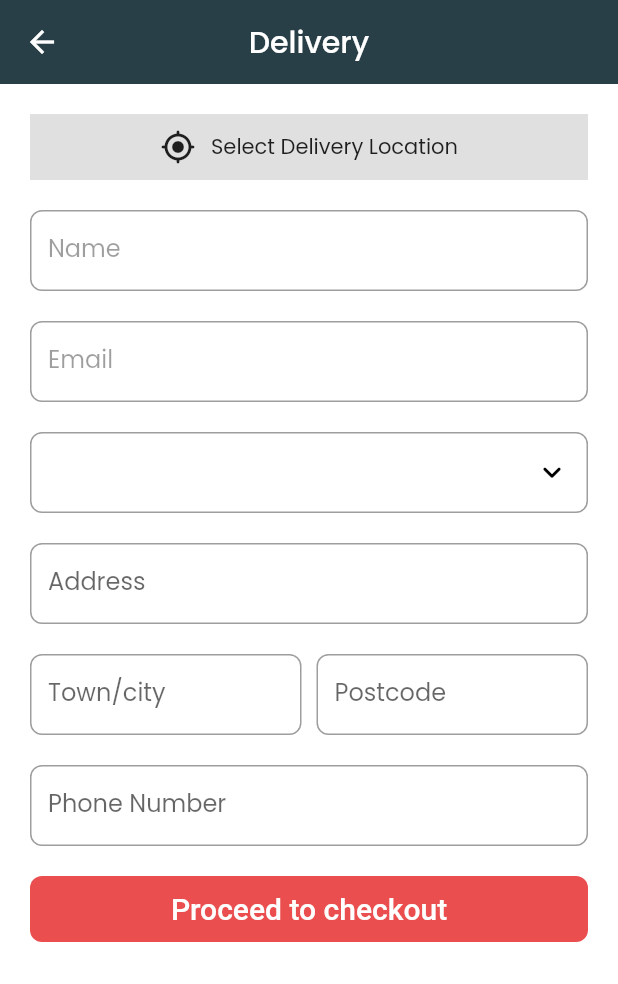
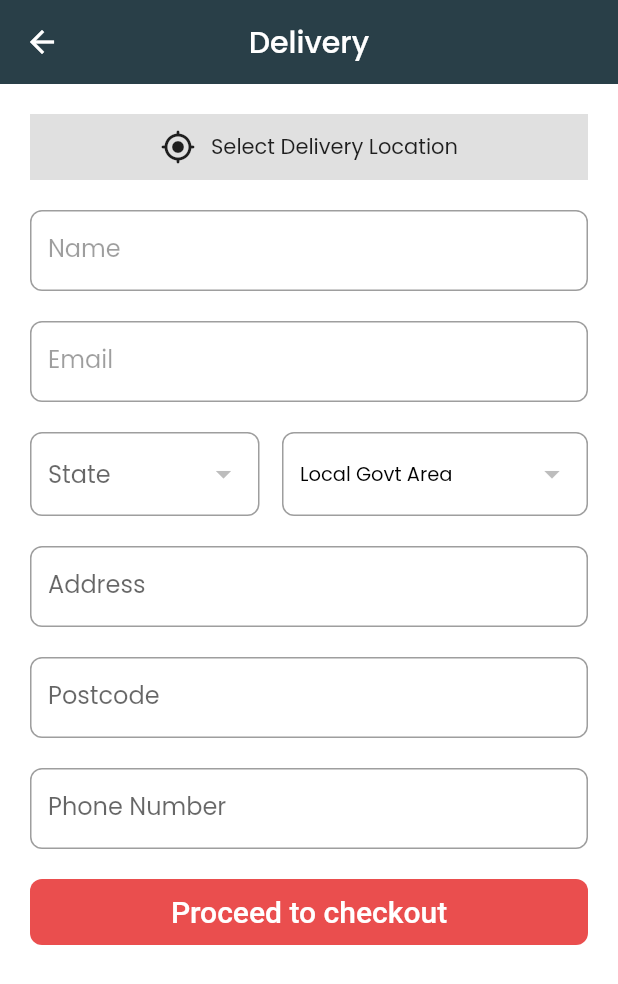
Before and after one commit to Nizetech/nizecart, a Flutter app: the DeliveryScreen screen opened directly with empty values, on a phone screen of 412 x 824 dp. Shown: the top 984 px of the screen. Run offline on Flutter 3.47's test engine with Material 2 defaults, Android fonts, the phone set to English and light mode, and no system bars; our stand-ins replace cached_network_image, cloud_firestore, country_picker, firebase_auth, firebase_core, firebase_storage and 17 more; missing offline and left inert: flutter_carousel_slider, flutter_facebook_auth, flutterwave_standard, nigerian_states_and_lga; accounts and stored records are empty.

Commit message:
added state and lga

```diff
--- a/lib/Auth/controller/auth_controller.dart
+++ b/lib/Auth/controller/auth_controller.dart
@@ -80,15 +80,11 @@ class AuthController {
 
   // Change Address
   Future<bool> updateDelivery(
-      {String address,
-      String country,
-      String post,
-      String city,
-      String phone}) {
+      {String address, String state, String post, String lga, String phone}) {
     return authRepository.updateDelivery(
       address: address,
-      country: country,
-      city: city,
+      state: state,
+      lga: lga,
       post: post,
       phone: phone,
     );
--- a/lib/Auth/repository/auth_repository.dart
+++ b/lib/Auth/repository/auth_repository.dart
@@ -292,9 +292,9 @@ class AuthRepository {
   // Update Address
   Future<bool> updateDelivery(
       {String address,
-      String country,
+      String state,
       String post,
-      String city,
+      String lga,
       String phone}) async {
     CollectionReference collectionReference = firestore.collection('Users');
     try {
@@ -302,8 +302,8 @@ class AuthRepository {
         {
           'address': address,
           'postCode': post,
-          'city': city,
-          'country': country,
+          'lga': lga,
+          'state': state,
           'phoneNumber': phone,
         },
       );
--- a/lib/Models/orders.dart
+++ b/lib/Models/orders.dart
@@ -8,8 +8,8 @@ class OrderModel {
   final String title;
   final int quantity;
   final String address;
-  final String country;
-  final String city;
+  final String state;
+  final String lga;
   final String email;
   final String postCode;
   final String status;
@@ -29,8 +29,8 @@ class OrderModel {
     this.totalAmount,
     this.address,
     this.status,
-    this.city,
-    this.country,
+    this.lga,
+    this.state,
     this.trackNumber,
     this.email,
     this.postCode,
@@ -46,8 +46,8 @@ class OrderModel {
       'quantity': quantity,
       'phoneNumber': phoneNumber,
       'address': address,
-      'city': city,
-      'country': country,
+      'lga': lga,
+      'state': state,
       'email': email,
       'status': status,
       'postCode': postCode,
@@ -68,8 +68,8 @@ class OrderModel {
       phoneNumber: map['phoneNumber'],
       address: map['address'],
       status: map['status'],
-      city: map['city'],
-      country: map['country'],
+      lga: map['lga'],
+      state: map['state'],
       email: map['email'],
       postCode: map['postCode'],
       totalAmount: map['totalAmount'],
--- a/lib/Screens/delivery_screen.dart
+++ b/lib/Screens/delivery_screen.dart
@@ -10,6 +10,7 @@ import 'package:get/get.dart';
 import 'package:hive_flutter/hive_flutter.dart';
 // import 'package:hive_flutter/hive_flutter.dart';
 import 'package:iconsax/iconsax.dart';
+import 'package:nigerian_states_and_lga/nigerian_states_and_lga.dart';
 import 'package:nizecart/Auth/controller/auth_controller.dart';
 import 'package:nizecart/Models/user_model.dart';
 import 'package:nizecart/Screens/checkout_screen.dart';
@@ -35,9 +36,9 @@ class DeliveryScreen extends ConsumerStatefulWidget {
 
 class _DeliveryScreenState extends ConsumerState<DeliveryScreen> {
   TextEditingController name = TextEditingController();
-  TextEditingController country = TextEditingController();
+  // TextEditingController state = TextEditingController();
   TextEditingController address = TextEditingController();
-  TextEditingController city = TextEditingController();
+  // TextEditingController lga = TextEditingController();
   TextEditingController post = TextEditingController();
   TextEditingController phone = TextEditingController();
   TextEditingController email = TextEditingController();
@@ -49,12 +50,15 @@ class _DeliveryScreenState extends ConsumerState<DeliveryScreen> {
   User user;
   Position currentPosition;
   String currentAddress;
-  String countryName = 'United State';
+  // String countryName = 'United State';
   String userAddress = '';
 
   // static var box = Hive.box('name');
   // String location = box.get('location', defaultValue: '');
   bool isLocation = false;
+  String stateValue = '';
+  String lgaValue = '';
+  List<String> stateLga = [];
 
   @override
   void initState() {
@@ -71,11 +75,15 @@ class _DeliveryScreenState extends ConsumerState<DeliveryScreen> {
     address.text = widget.location ?? widget.user['address'];
     email.text = user.email;
     name.text = user.displayName;
-    country.text = widget.user['country'] ?? countryName;
-    city.text = widget.user['city'];
     post.text = widget.user['postCode'];
     phone.text = widget.user['phoneNumber'];
-    log('my userAddress: ${user.email}');
+    stateValue = widget.user['state'];
+    if (widget.user['state'] != null) {
+      stateLga.addAll(NigerianStatesAndLGA.getStateLGAs(widget.user['state']));
+    }
+
+    lgaValue = widget.user['lga'];
+    // log('my userAddress: ${user.email}');
 
     super.initState();
   }
@@ -90,9 +98,7 @@ class _DeliveryScreenState extends ConsumerState<DeliveryScreen> {
       'phoneNumber': widget.user['phoneNumber'],
       'city': widget.user['city'],
       'country': widget.user['country'],
-    }
-        // widget.user['phoneNumber'],
-        );
+    });
     box.put('userData', userData);
 
     return Scaffold(
@@ -148,45 +154,93 @@ class _DeliveryScreenState extends ConsumerState<DeliveryScreen> {
                 enable: false,
               ),
               SizedBox(height: 20),
-              CustomTextField(
-                controller: country,
-                label: 'Country',
-
-                icon: Row(
-                  mainAxisAlignment: MainAxisAlignment.spaceBetween,
-                  children: [
-                    Padding(
-                      padding: const EdgeInsets.only(left: 15),
-                      child: Text(
-                        widget.user['country'] != ''
-                            ? countryName
-                            : country.text,
-                        style: TextStyle(
-                          color: Colors.black,
-                          fontSize: 16,
+              Row(
+                children: [
+                  Expanded(
+                    flex: 3,
+                    child: DropdownButtonFormField<String>(
+                      decoration: InputDecoration(
+                        hintText: 'State',
+                        filled: true,
+                        isDense: true,
+                        prefixIconColor: mainColor,
+                        fillColor: white,
+                        iconColor: mainColor,
+                        enabledBorder: OutlineInputBorder(
+                          borderRadius: BorderRadius.circular(8),
+                          borderSide: BorderSide(color: Colors.grey),
                         ),
+                        disabledBorder: OutlineInputBorder(
+                          borderRadius: BorderRadius.circular(8),
+                          borderSide: BorderSide(color: Colors.grey),
+                        ),
+                        focusedBorder: OutlineInputBorder(
+                            borderRadius: BorderRadius.circular(8),
+                            borderSide: BorderSide(color: Colors.grey)),
                       ),
+                      items: NigerianStatesAndLGA.allStates
+                          .map((e) => DropdownMenuItem(
+                                value: e,
+                                child: Text(e),
+                              ))
+                          .toList(),
+                      onChanged: (val) {
+                        setState(() {
+                          stateValue = val;
+                          stateLga.clear();
+                          lgaValue = null;
+                          stateLga
+                              .addAll(NigerianStatesAndLGA.getStateLGAs(val));
+                        });
+                      },
+                      value: stateValue,
                     ),
-                    IconButton(
-                      onPressed: () {
-                        showCountryPicker(
-                            context: context,
-                            showPhoneCode: true,
-                            onSelect: (Country country) {
-                              setState(() {
-                                countryName = country.displayNameNoCountryCode;
-                              });
-                            });
+                  ),
+                  const SizedBox(width: 15),
+                  Expanded(
+                    flex: 4,
+                    child: DropdownButtonFormField<String>(
+                      decoration: InputDecoration(
+                        // hintText: 'Local Govt Area',
+                        filled: true,
+                        isDense: true,
+                        prefixIconColor: mainColor,
+                        fillColor: white,
+                        iconColor: mainColor,
+                        enabledBorder: OutlineInputBorder(
+                          borderRadius: BorderRadius.circular(8),
+                          borderSide: BorderSide(color: Colors.grey),
+                        ),
+                        disabledBorder: OutlineInputBorder(
+                          borderRadius: BorderRadius.circular(8),
+                          borderSide: BorderSide(color: Colors.grey),
+                        ),
+                        focusedBorder: OutlineInputBorder(
+                            borderRadius: BorderRadius.circular(8),
+                            borderSide: BorderSide(color: Colors.grey)),
+                      ),
+                      items: stateLga
+                          .map(
+                            (state) => DropdownMenuItem(
+                              value: state,
+                              child: Text(state),
+                            ),
+                          )
+                          .toList(),
+                      onChanged: (val) {
+                        setState(() {
+                          lgaValue = val;
+                        });
                       },
-                      icon: Icon(
-                        Icons.keyboard_arrow_down_rounded,
-                        color: Colors.black,
-                        size: 25,
-                      ),
+                      value: lgaValue,
+                      hint: Text('Local Govt Area',
+                          style: TextStyle(
+                              fontWeight: FontWeight.w400,
+                              fontSize: 13,
+                              color: Colors.black)),
                     ),
-                  ],
-                ),
-                // enable: false,
+                  ),
+                ],
               ),
               SizedBox(height: 20),
               CustomTextField(
@@ -196,13 +250,13 @@ class _DeliveryScreenState extends ConsumerState<DeliveryScreen> {
               SizedBox(height: 20),
               Row(
                 children: [
-                  Expanded(
-                    child: CustomTextField(
-                      controller: city,
-                      label: 'Town/city',
-                    ),
-                  ),
-                  SizedBox(width: 10),
+                  // Expanded(
+                  //   child: CustomTextField(
+                  //     controller: lga,
+                  //     label: 'Town/city',
+                  //   ),
+                  // ),
+                  // SizedBox(width: 10),
                   Expanded(
                     child: CustomTextField(
                       controller: post,
@@ -220,9 +274,9 @@ class _DeliveryScreenState extends ConsumerState<DeliveryScreen> {
               SizedBox(height: 20),
               CustomButton(
                 onPressed: () async {
-                  if (country.text.trim().isEmpty ||
+                  if (stateValue.isEmpty ||
                       address.text.trim().isEmpty ||
-                      city.text.trim().isEmpty ||
+                      lgaValue.isEmpty ||
                       phone.text.trim().isEmpty ||
                       post.text.trim().isEmpty) {
                     toast('Please fill all fields');
@@ -230,10 +284,10 @@ class _DeliveryScreenState extends ConsumerState<DeliveryScreen> {
                   } else {
                     loader();
                     await ref.read(authtControllerProvider).updateDelivery(
-                          country: country.text.trim(),
+                          state: stateValue,
                           post: post.text.trim(),
                           address: address.text.trim(),
-                          city: city.text.trim(),
+                          lga: lgaValue,
                           phone: phone.text.trim(),
                         );
                     Get.to(
--- a/lib/Screens/order_history.dart
+++ b/lib/Screens/order_history.dart
@@ -330,7 +330,7 @@ class _OrderHistoryState extends ConsumerState<OrderHistory> {
                                       SizedBox(height: 3),
                                       RichText(
                                           text: TextSpan(
-                                        text: '${widget.data['city']}, ',
+                                        text: '${widget.data['lga']}, ',
                                         style: const TextStyle(
                                           fontFamily: 'Poppins',
                                           color: Colors.black,
@@ -338,7 +338,8 @@ class _OrderHistoryState extends ConsumerState<OrderHistory> {
                                         ),
                                         children: [
                                           TextSpan(
-                                            text: widget.data['country'],
+                                            text:
+                                                '${widget.data['state']} State, Nigeria.',
                                             style: const TextStyle(
                                               color: Colors.black,
                                             ),
--- a/lib/Screens/payment_screen.dart
+++ b/lib/Screens/payment_screen.dart
@@ -414,9 +414,9 @@ class _PaymentMethodState extends ConsumerState<PaymentMethod> {
                               totalAmount: widget.data['totalAmount'],
                               phoneNumber: widget.data['phoneNumber'],
                               address: widget.data['address'],
-                              city: widget.data['city'],
+                              lga: widget.data['lga'],
                               email: widget.data['email'],
-                              country: widget.data['country'],
+                              state: widget.data['state'],
                               postCode: widget.data['postCode'],
                               productDetails: cartItems,
                               context: context,
@@ -427,9 +427,9 @@ class _PaymentMethodState extends ConsumerState<PaymentMethod> {
                               totalAmount: widget.data['totalAmount'],
                               phoneNumber: widget.data['phoneNumber'],
                               address: widget.data['address'],
-                              city: widget.data['city'],
+                              lga: widget.data['lga'],
                               email: widget.data['email'],
-                              country: widget.data['country'],
+                              state: widget.data['state'],
                               postCode: widget.data['postCode'],
                               productDetails: cartItems,
                             );
--- a/lib/products/product_controller.dart
+++ b/lib/products/product_controller.dart
@@ -97,21 +97,21 @@ class ProductController {
     int totalAmount,
     String phoneNumber,
     String address,
-    String city,
+    String lga,
     String email,
     String postCode,
-    String country,
+    String state,
     List productDetails,
   }) {
     return productRepository.orders(
       username: username,
-      city: city,
+      lga: lga,
       quantity: quantity,
       totalAmount: totalAmount,
       phoneNumber: phoneNumber,
       address: address,
       postCode: postCode,
-      country: country,
+      state: state,
       productDetails: productDetails,
     );
   }
@@ -136,10 +136,10 @@ class ProductController {
     int totalAmount,
     String phoneNumber,
     String address,
-    String city,
+    String lga,
     String email,
     String postCode,
-    String country,
+    String state,
     List productDetails,
     BuildContext context,
   }) {
@@ -150,10 +150,10 @@ class ProductController {
       totalAmount: totalAmount,
       phoneNumber: phoneNumber,
       address: address,
-      city: city,
+      lga: lga,
       email: email,
       postCode: postCode,
-      country: country,
+      state: state,
       productDetails: productDetails,
     );
   }
--- a/lib/products/product_repository.dart
+++ b/lib/products/product_repository.dart
@@ -223,10 +223,10 @@ class ProductRepository {
     int totalAmount,
     String phoneNumber,
     String address,
-    String city,
+    String lga,
     String email,
     String postCode,
-    String country,
+    String state,
     List productDetails,
   }) async {
     final orderId = '${DateTime.now().microsecondsSinceEpoch}';
@@ -245,9 +245,9 @@ class ProductRepository {
         address: address,
         postCode: postCode,
         trackNumber: track,
-        city: city,
+        lga: lga,
         email: email,
-        country: country,
+        state: state,
         productDetails: productDetails,
       );
       await orderCredential.doc(orderId).set(orderData.toMap());
@@ -292,10 +292,10 @@ class ProductRepository {
     int totalAmount,
     String phoneNumber,
     String address,
-    String city,
+    String lga,
     String email,
     String postCode,
-    String country,
+    String state,
     List productDetails,
     BuildContext context,
   }) async {
@@ -346,10 +346,10 @@ class ProductRepository {
           totalAmount: totalAmount,
           phoneNumber: phoneNumber,
           address: address,
-          city: city,
+          lga: lga,
           email: email,
           postCode: postCode,
-          country: country,
+          state: state,
           productDetails: productDetails,
         );
         cartItems.clear();
--- a/pubspec.yaml
+++ b/pubspec.yaml
@@ -34,6 +34,7 @@ dependencies:
   timeago: ^3.2.2
   persistent_bottom_nav_bar_v2: ^4.2.5
   flutterwave_standard: ^1.0.4
+  nigerian_states_and_lga: ^1.0.0
   uuid: ^3.0.6
   # paystack_manager:
   # flutter_paystack:
```
Also changed, not shown: lib/Screens/map_screen.dart (+29 -10 lines), lib/chat/chat_list.dart (+10 -15 lines), pubspec.lock.
